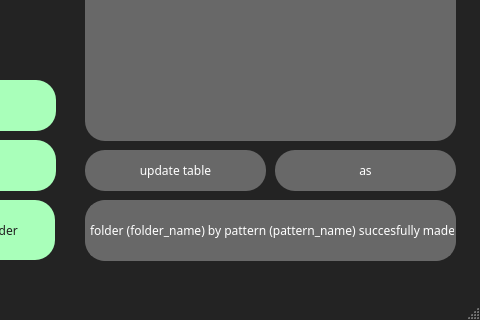
AntonGrigorievich/pattern_manager_pyqt, file Qt_handlers/ui_files/pattern_manager.ui: the form before one commit; both pictures show x 385 to 865 and y 260 to 580 of the 865 by 580 pixel window.
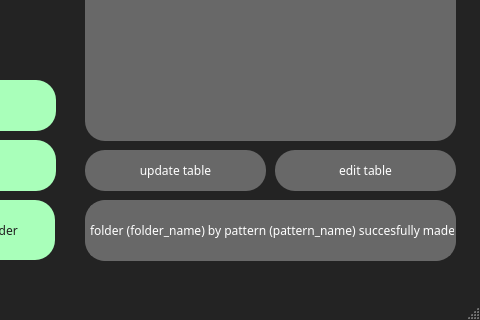
The form after the commit. Icons and pictures are not drawn.

```diff
--- a/Qt_handlers/ui_files/pattern_manager.ui
+++ b/Qt_handlers/ui_files/pattern_manager.ui
@@ -362,7 +362,7 @@
 }</string>
     </property>
     <property name="text">
-     <string>as</string>
+     <string>edit table</string>
     </property>
    </widget>
   </widget>
```
Left out of the diff: 4 changed lines with no effect on the pictures.
